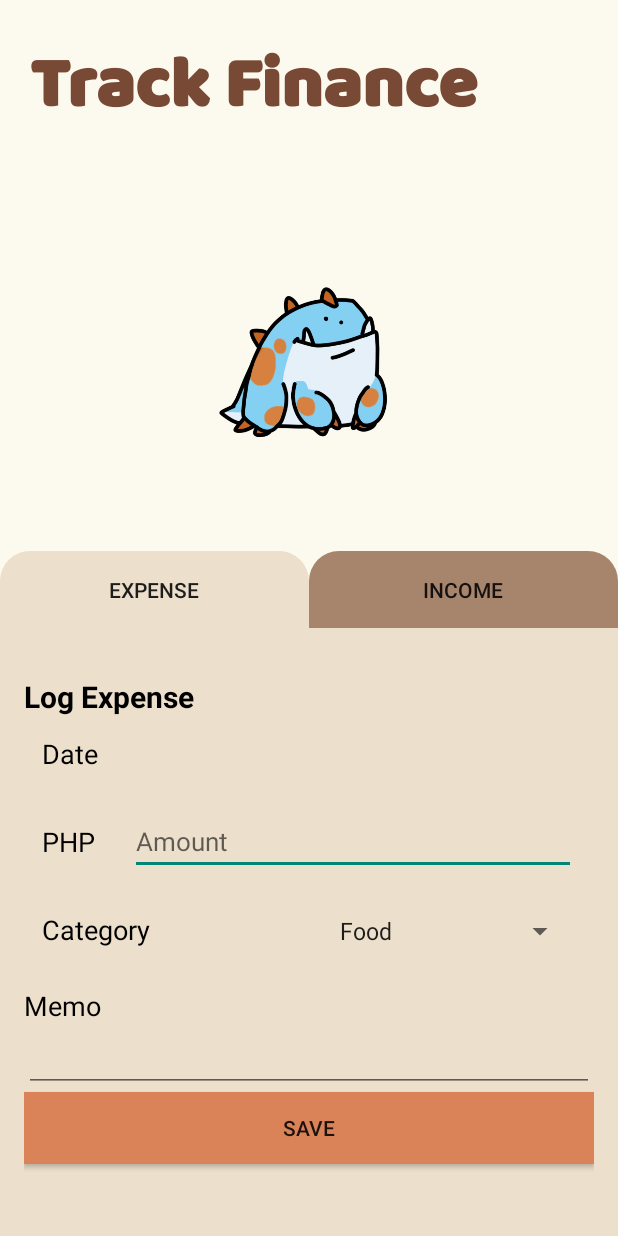
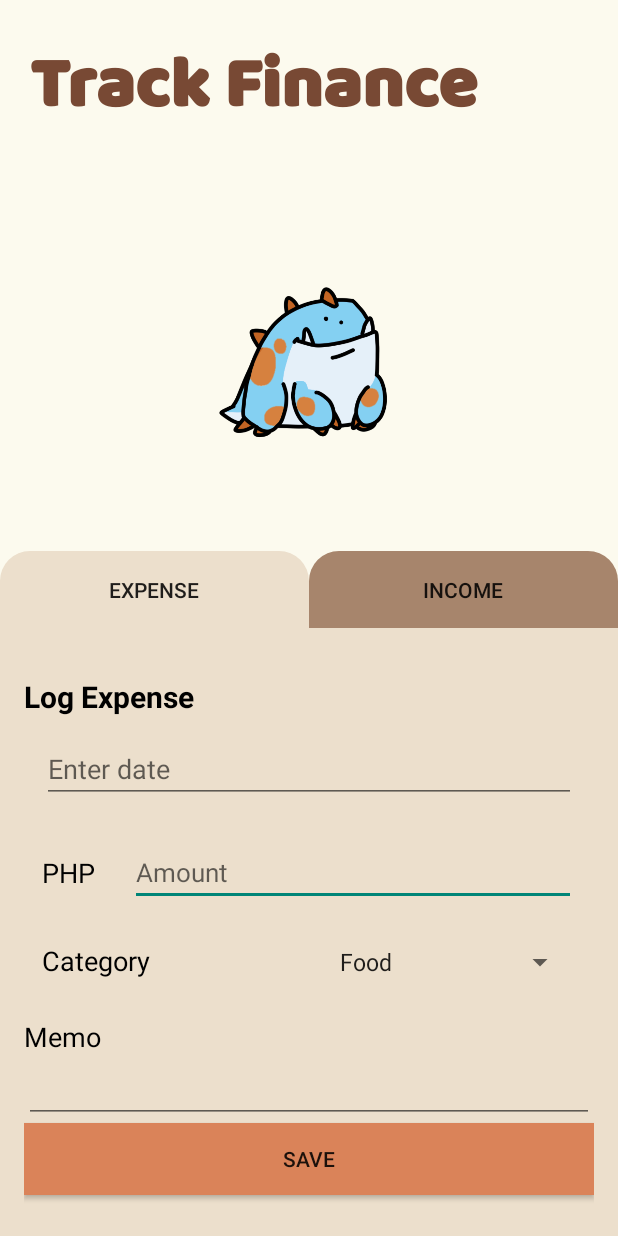
Before and after one commit to GeckoJnlx3/money-monster, an Android app built with Jetpack Compose: the FinanceActivity screen opened directly, with no data from a screen before it, on a phone screen of 412 x 824 dp. Run offline under Robolectric (Android 15) with nearby library versions, the phone set to English and light mode, and no system bars; 2 statements that could not run were skipped.

Commit message:
feat. added datePickerDialog to show the user the dates the user can pick

```diff
--- a/app/src/main/java/com/mobdeve/s11/group2/moneymonster/FinanceActivity.kt
+++ b/app/src/main/java/com/mobdeve/s11/group2/moneymonster/FinanceActivity.kt
@@ -1,5 +1,6 @@
 package com.mobdeve.s11.group2.moneymonster
 
+import android.app.DatePickerDialog
 import android.content.Context
 import android.content.res.ColorStateList
 import android.os.Bundle
@@ -11,15 +12,18 @@ import android.widget.Spinner
 import android.widget.TextView
 import android.widget.Toast
 import androidx.activity.ComponentActivity
-import androidx.compose.ui.res.colorResource
+import androidx.compose.material3.AlertDialog
+import com.mobdeve.s11.group2.moneymonster.databinding.FinanceBinding
+import java.util.Calendar
 
 class FinanceActivity : ComponentActivity() {
 
     private lateinit var logExpenseBtn: Button
     private lateinit var logIncomeBtn: Button
     private lateinit var typeText: TextView
+    private lateinit var dateEt: EditText
     private lateinit var amountInput: EditText
-    private lateinit var descriptionInput: EditText
+    private lateinit var memoInput: EditText
     private lateinit var saveBtn: Button
     private lateinit var categorySpnr: Spinner
     private lateinit var imageView: ImageView
@@ -39,17 +43,18 @@ class FinanceActivity : ComponentActivity() {
 
     override fun onCreate(savedInstanceState: Bundle?) {
         super.onCreate(savedInstanceState)
-        setContentView(R.layout.finance)
+        val viewBinding: FinanceBinding = FinanceBinding.inflate(layoutInflater)
+        setContentView(viewBinding.root)
 
-        logExpenseBtn = findViewById(R.id.logExpenseBtn)
-        logIncomeBtn = findViewById(R.id.logIncomeBtn)
-        typeText = findViewById(R.id.typeText)
-        amountInput = findViewById(R.id.amountInput)
-        descriptionInput = findViewById(R.id.memoInput)
-        saveBtn = findViewById(R.id.saveBtn)
-        imageView = findViewById(R.id.imageView)
-        categorySpnr = findViewById(R.id.categorySpnr)
-        currencyText = findViewById(R.id.currencyText)
+        logExpenseBtn = viewBinding.logExpenseBtn
+        logIncomeBtn = viewBinding.logIncomeBtn
+        typeText = viewBinding.typeText
+        dateEt = viewBinding.dateEt
+        amountInput = viewBinding.amountInput
+        memoInput = viewBinding.memoInput
+        saveBtn = viewBinding.saveBtn
+        imageView = viewBinding.imageView
+        categorySpnr = viewBinding.categorySpnr
 
         val categoryAdapter = ArrayAdapter(this, android.R.layout.simple_spinner_item, categories)
         categoryAdapter.setDropDownViewResource(android.R.layout.simple_spinner_dropdown_item)
@@ -67,6 +72,10 @@ class FinanceActivity : ComponentActivity() {
 
         saveBtn.setOnClickListener {
             saveTransaction()
+        }
+
+        dateEt.setOnClickListener {
+            displayDatePickerDialog()
         }
 
         loadCurrency()
@@ -96,18 +105,19 @@ class FinanceActivity : ComponentActivity() {
             else
                 "Log Income"
         amountInput.setText("")
-        descriptionInput.setText("")
         currencyText.text = currency
+        memoInput.setText("")
+
     }
 
     private fun saveTransaction() {
         val amount = amountInput.text.toString().toDoubleOrNull()
-        val description = descriptionInput.text.toString()
+        val description = memoInput.text.toString()
 
         if (amount != null) {
 
             amountInput.setText("")
-            descriptionInput.setText("")
+            memoInput.setText("")
 
             imageView.setImageResource(
                 if (isLoggingExpense)
@@ -134,4 +144,26 @@ class FinanceActivity : ComponentActivity() {
         currency = sharedPref.getString("CURRENCY", "PHP") ?: "PHP"
         currencyText.text = currency
     }
+
+    private fun displayDatePickerDialog(){
+        // https://www.geeksforgeeks.org/how-to-popup-datepicker-while-clicking-on-edittext-in-android/
+        val c = Calendar.getInstance()
+
+        val year = c.get(Calendar.YEAR)
+        val month = c.get(Calendar.MONTH)
+        val day = c.get(Calendar.DAY_OF_MONTH)
+
+        val datePickerDialog = DatePickerDialog(
+            this,
+            { view, year, monthOfYear, dayOfMonth ->
+                val dat = (dayOfMonth.toString() + "-" + (monthOfYear + 1) + "-" + year)
+                dateEt.setText(dat)
+            },
+            year,
+            month,
+            day
+        )
+
+        datePickerDialog.show()
+    }
 }
--- a/app/src/main/res/layout/finance.xml
+++ b/app/src/main/res/layout/finance.xml
@@ -79,14 +79,20 @@
             android:textSize="20sp"
             android:textStyle="bold" />
 
-        <TextView
-            android:id="@+id/dateText"
+        <EditText
+            android:id="@+id/dateEt"
             android:layout_width="match_parent"
             android:layout_height="wrap_content"
+            android:ems="10"
+            android:inputType="date"
             android:layout_margin="12sp"
-            android:text="Date"
             android:textColor="#000000"
-            android:textSize="18sp" />
+            android:textSize="18sp"
+            android:clickable="false"
+            android:cursorVisible="false"
+            android:focusable="false"
+            android:focusableInTouchMode="false"
+            android:hint="Enter date"/>
 
         <LinearLayout
             android:layout_width="match_parent"
```
